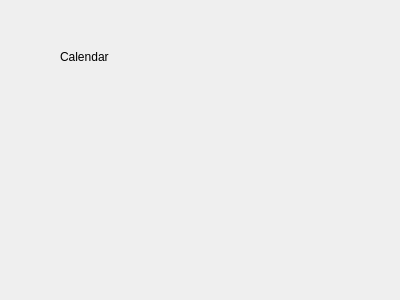
Qt form ui/calendarmainwidget.ui (burner/pimp) before a commit.
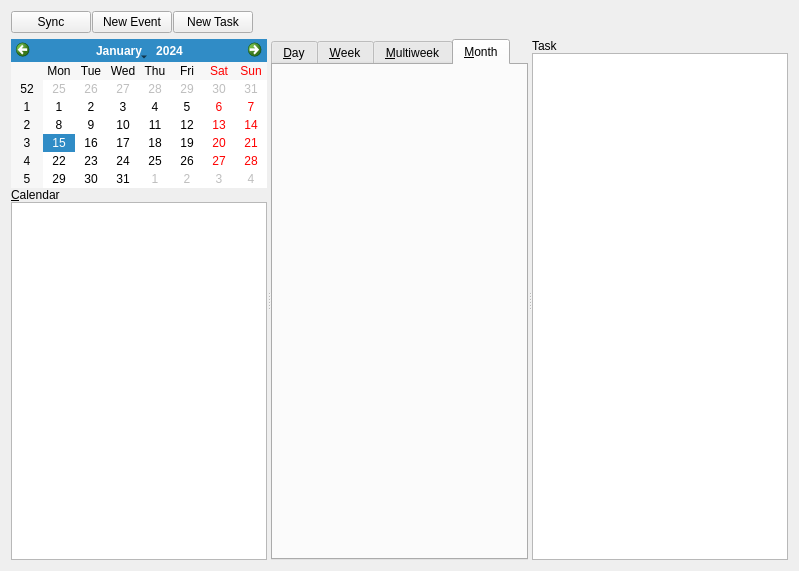
The same form after that commit.

What changed in the file:
```diff
--- a/ui/calendarmainwidget.ui
+++ b/ui/calendarmainwidget.ui
@@ -6,26 +6,161 @@
    <rect>
     <x>0</x>
     <y>0</y>
-    <width>400</width>
-    <height>300</height>
+    <width>799</width>
+    <height>571</height>
    </rect>
   </property>
   <property name="windowTitle">
    <string>Form</string>
   </property>
-  <widget class="QLabel" name="label">
-   <property name="geometry">
-    <rect>
-     <x>60</x>
-     <y>50</y>
-     <width>57</width>
-     <height>14</height>
-    </rect>
-   </property>
-   <property name="text">
-    <string>Calendar</string>
-   </property>
-  </widget>
+  <layout class="QVBoxLayout" name="verticalLayout_3">
+   <item>
+    <layout class="QHBoxLayout" name="horizontalLayout">
+     <property name="spacing">
+      <number>1</number>
+     </property>
+     <item>
+      <widget class="QPushButton" name="pushButton_2">
+       <property name="text">
+        <string>Sync</string>
+       </property>
+      </widget>
+     </item>
+     <item>
+      <widget class="QPushButton" name="pushButton">
+       <property name="text">
+        <string>New Event</string>
+       </property>
+      </widget>
+     </item>
+     <item>
+      <widget class="QPushButton" name="pushButton_3">
+       <property name="text">
+        <string>New Task</string>
+       </property>
+      </widget>
+     </item>
+     <item>
+      <spacer name="horizontalSpacer">
+       <property name="orientation">
+        <enum>Qt::Horizontal</enum>
+       </property>
+       <property name="sizeHint" stdset="0">
+        <size>
+         <width>40</width>
+         <height>20</height>
+        </size>
+       </property>
+      </spacer>
+     </item>
+    </layout>
+   </item>
+   <item>
+    <widget class="QSplitter" name="splitter">
+     <property name="orientation">
+      <enum>Qt::Horizontal</enum>
+     </property>
+     <widget class="QWidget" name="verticalLayoutWidget">
+      <layout class="QVBoxLayout" name="verticalLayout" stretch="0,0,1">
+       <property name="spacing">
+        <number>0</number>
+       </property>
+       <item>
+        <widget class="QCalendarWidget" name="calendarWidget">
+         <property name="sizePolicy">
+          <sizepolicy hsizetype="Minimum" vsizetype="Minimum">
+           <horstretch>0</horstretch>
+           <verstretch>0</verstretch>
+          </sizepolicy>
+         </property>
+        </widget>
+       </item>
+       <item>
+        <widget class="QLabel" name="label_2">
+         <property name="text">
+          <string>&amp;Calendar</string>
+         </property>
+         <property name="buddy">
+          <cstring>listView</cstring>
+         </property>
+        </widget>
+       </item>
+       <item>
+        <widget class="QListView" name="listView">
+         <property name="sizePolicy">
+          <sizepolicy hsizetype="Expanding" vsizetype="Minimum">
+           <horstretch>0</horstretch>
+           <verstretch>0</verstretch>
+          </sizepolicy>
+         </property>
+        </widget>
+       </item>
+      </layout>
+     </widget>
+     <widget class="QTabWidget" name="tabWidget">
+      <property name="sizePolicy">
+       <sizepolicy hsizetype="Expanding" vsizetype="Expanding">
+        <horstretch>1</horstretch>
+        <verstretch>0</verstretch>
+       </sizepolicy>
+      </property>
+      <property name="currentIndex">
+       <number>3</number>
+      </property>
+      <widget class="QWidget" name="tab">
+       <attribute name="title">
+        <string>&amp;Day</string>
+       </attribute>
+      </widget>
+      <widget class="QWidget" name="tab_2">
+       <attribute name="title">
+        <string>&amp;Week</string>
+       </attribute>
+      </widget>
+      <widget class="QWidget" name="tab_3">
+       <attribute name="title">
+        <string>&amp;Multiweek</string>
+       </attribute>
+      </widget>
+      <widget class="QWidget" name="tab_4">
+       <attribute name="title">
+        <string>&amp;Month</string>
+       </attribute>
+      </widget>
+     </widget>
+     <widget class="QWidget" name="verticalLayoutWidget_2">
+      <layout class="QVBoxLayout" name="verticalLayout_2" stretch="0,1">
+       <property name="spacing">
+        <number>0</number>
+       </property>
+       <item>
+        <widget class="QLabel" name="label">
+         <property name="sizePolicy">
+          <sizepolicy hsizetype="Minimum" vsizetype="Minimum">
+           <horstretch>0</horstretch>
+           <verstretch>0</verstretch>
+          </sizepolicy>
+         </property>
+         <property name="text">
+          <string>Task</string>
+         </property>
+        </widget>
+       </item>
+       <item>
+        <widget class="QListWidget" name="listWidget">
+         <property name="sizePolicy">
+          <sizepolicy hsizetype="Minimum" vsizetype="Expanding">
+           <horstretch>0</horstretch>
+           <verstretch>0</verstretch>
+          </sizepolicy>
+         </property>
+        </widget>
+       </item>
+      </layout>
+     </widget>
+    </widget>
+   </item>
+  </layout>
  </widget>
  <resources/>
  <connections/>
```
